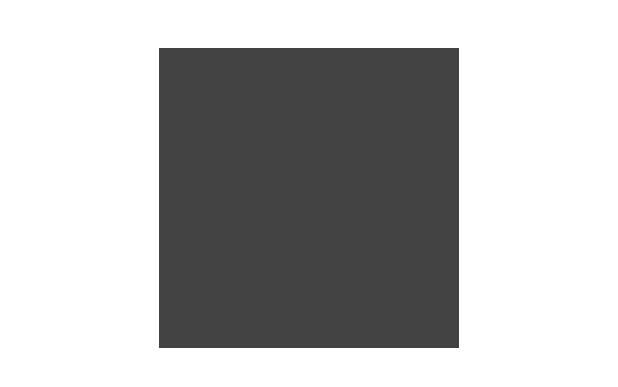
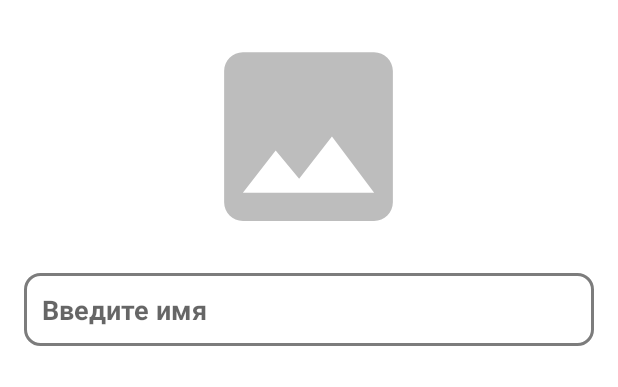
Before and after one commit to Erbole/NewsApp42, an Android app: the layout fragment_profile.xml on its own in the app's theme, with its tools: preview values and no code run, on a phone screen of 412 x 824 dp. Shown: the top 387 px of the screen. Run offline under Robolectric (Android 15) with nearby library versions, the phone set to English and light mode, and no system bars.

Commit message:
сделал 3дз

```diff
--- a/app/build.gradle
+++ b/app/build.gradle
@@ -43,6 +43,7 @@ dependencies {
     testImplementation 'junit:junit:4.13.2'
     androidTestImplementation 'androidx.test.ext:junit:1.1.3'
     androidTestImplementation 'androidx.test.espresso:espresso-core:3.4.0'
+    implementation 'com.github.bumptech.glide:glide:4.12.0'
 
     implementation 'com.tbuonomo:dotsindicator:4.2'
 
--- /dev/null
+++ b/app/src/main/res/drawable/circle_backgrond.xml
@@ -0,0 +1,9 @@
+<shape xmlns:android="http://schemas.android.com/apk/res/android"
+    android:thickness="0dp"
+    android:shape="rectangle">
+    <stroke
+        android:width="2dp"
+        android:color="#7C7C7C"/>
+    <corners
+        android:radius="10dp"/>
+</shape>
--- /dev/null
+++ b/app/src/main/res/drawable/ic_ava.xml
@@ -0,0 +1,5 @@
+<vector android:height="24dp" android:tint="#BDBDBD"
+    android:viewportHeight="24" android:viewportWidth="24"
+    android:width="24dp" xmlns:android="http://schemas.android.com/apk/res/android">
+    <path android:fillColor="@android:color/white" android:pathData="M21,19V5c0,-1.1 -0.9,-2 -2,-2H5c-1.1,0 -2,0.9 -2,2v14c0,1.1 0.9,2 2,2h14c1.1,0 2,-0.9 2,-2zM8.5,13.5l2.5,3.01L14.5,12l4.5,6H5l3.5,-4.5z"/>
+</vector>
--- a/app/src/main/res/layout/fragment_profile.xml
+++ b/app/src/main/res/layout/fragment_profile.xml
@@ -1,19 +1,32 @@
 <?xml version="1.0" encoding="utf-8"?>
 <LinearLayout xmlns:android="http://schemas.android.com/apk/res/android"
+    xmlns:app="http://schemas.android.com/apk/res-auto"
     xmlns:tools="http://schemas.android.com/tools"
-    android:orientation="vertical"
-    android:padding="32dp"
-    android:gravity="center_horizontal"
     android:layout_width="match_parent"
     android:layout_height="match_parent"
+    android:gravity="center_horizontal"
+    android:orientation="vertical"
+    android:padding="16dp"
     tools:context=".ui.profile.ProfileFragment">
 
     <!-- TODO: Update blank fragment layout -->
     <ImageView
-        android:src="@color/cardview_dark_background"
-        android:scaleType="centerCrop"
         android:id="@+id/imageView"
-        android:layout_width="200dp"
-        android:layout_height="200dp"/>
+        android:layout_width="150dp"
+        android:layout_height="150dp"
+        android:background="@drawable/ic_ava"
+        android:scaleType="centerCrop" />
+
+    <EditText
+        android:id="@+id/etName"
+        android:layout_width="match_parent"
+        android:layout_height="wrap_content"
+        android:layout_marginTop="16dp"
+        android:background="@drawable/circle_backgrond"
+        android:hint="Введите имя"
+        android:inputType="textPersonName"
+        android:padding="12dp"
+        android:textColor="@color/black"
+        android:textStyle="bold" />
 
 </LinearLayout>
--- a/app/src/main/res/navigation/mobile_navigation.xml
+++ b/app/src/main/res/navigation/mobile_navigation.xml
@@ -37,7 +37,7 @@
 
     <fragment
         android:id="@+id/boardFragment"
-        android:name="com.geektach.newsapp42.ui.BoardFragment"
+        android:name="com.geektach.newsapp42.ui.Board.BoardFragment"
         android:label="fragment_board"
         tools:layout="@layout/fragment_board" />
 
```
Also changed, not shown: app/src/main/java/com/geektach/newsapp42/MainActivity.java (+15 -0 lines), app/src/main/java/com/geektach/newsapp42/Prefs.java (added, +38 -0 lines), app/src/main/java/com/geektach/newsapp42/ui/Board/BoardAdapter.java (renamed from app/src/main/java/com/geektach/newsapp42/ui/BoardAdapter.java, +10 -6 lines), app/src/main/java/com/geektach/newsapp42/ui/Board/BoardFragment.java (renamed from app/src/main/java/com/geektach/newsapp42/ui/BoardFragment.java, +18 -1 lines), app/src/main/java/com/geektach/newsapp42/ui/profile/ProfileFragment.java (+33 -1 lines), app/src/main/res/layout/fragment_board.xml (+11 -1 lines).
